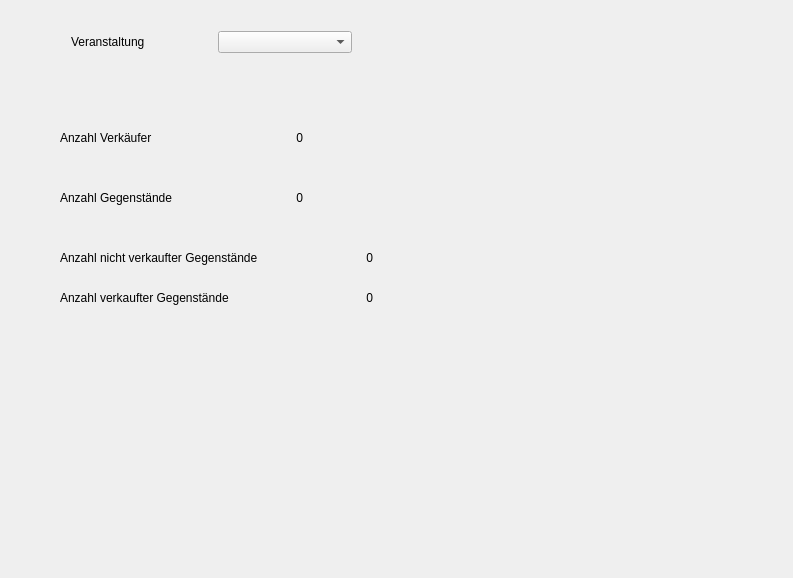
Old version of the form iBasar/eventstatuswidget.ui in the repository hoihrig/iBasar.
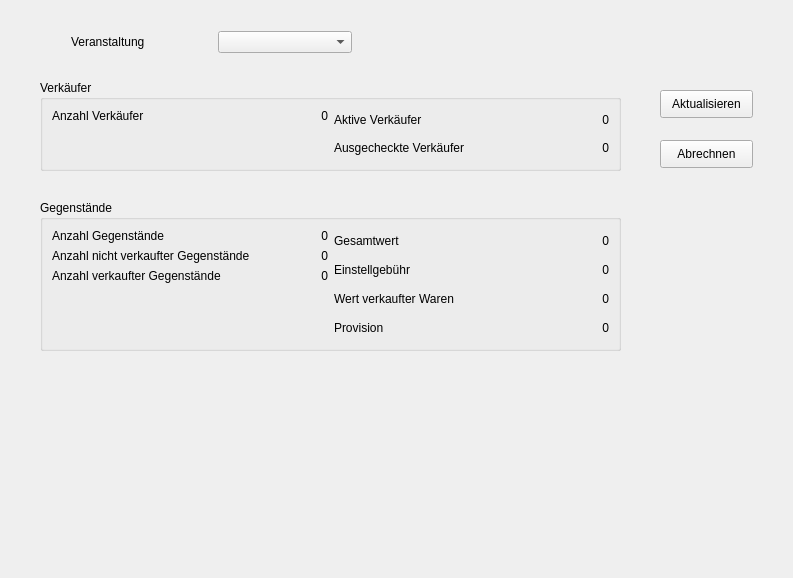
New version of the form.

Commit message: Added fields in EventStatusWidget

The edit to the form file:
```diff
--- a/iBasar/eventstatuswidget.ui
+++ b/iBasar/eventstatuswidget.ui
@@ -13,123 +13,7 @@
   <property name="windowTitle">
    <string>Form</string>
   </property>
-  <widget class="QLabel" name="numbersellerlabel">
-   <property name="geometry">
-    <rect>
-     <x>60</x>
-     <y>130</y>
-     <width>111</width>
-     <height>16</height>
-    </rect>
-   </property>
-   <property name="text">
-    <string>Anzahl Verkäufer</string>
-   </property>
-  </widget>
-  <widget class="QLabel" name="numberItemslabel">
-   <property name="geometry">
-    <rect>
-     <x>60</x>
-     <y>190</y>
-     <width>131</width>
-     <height>16</height>
-    </rect>
-   </property>
-   <property name="text">
-    <string>Anzahl Gegenstände</string>
-   </property>
-  </widget>
-  <widget class="QLabel" name="numbersellersresultlabel">
-   <property name="geometry">
-    <rect>
-     <x>250</x>
-     <y>130</y>
-     <width>53</width>
-     <height>16</height>
-    </rect>
-   </property>
-   <property name="text">
-    <string>0</string>
-   </property>
-   <property name="alignment">
-    <set>Qt::AlignRight|Qt::AlignTrailing|Qt::AlignVCenter</set>
-   </property>
-  </widget>
-  <widget class="QLabel" name="numberitemsresultlabel">
-   <property name="geometry">
-    <rect>
-     <x>250</x>
-     <y>190</y>
-     <width>53</width>
-     <height>16</height>
-    </rect>
-   </property>
-   <property name="text">
-    <string>0</string>
-   </property>
-   <property name="alignment">
-    <set>Qt::AlignRight|Qt::AlignTrailing|Qt::AlignVCenter</set>
-   </property>
-  </widget>
-  <widget class="QLabel" name="numberunsolditemslabel">
-   <property name="geometry">
-    <rect>
-     <x>60</x>
-     <y>250</y>
-     <width>221</width>
-     <height>16</height>
-    </rect>
-   </property>
-   <property name="text">
-    <string>Anzahl nicht verkaufter Gegenstände</string>
-   </property>
-  </widget>
-  <widget class="QLabel" name="numbersolditemslabel">
-   <property name="geometry">
-    <rect>
-     <x>60</x>
-     <y>290</y>
-     <width>211</width>
-     <height>16</height>
-    </rect>
-   </property>
-   <property name="text">
-    <string>Anzahl verkaufter Gegenstände</string>
-   </property>
-  </widget>
-  <widget class="QLabel" name="numberunsolditemsresultlabel">
-   <property name="geometry">
-    <rect>
-     <x>320</x>
-     <y>250</y>
-     <width>53</width>
-     <height>16</height>
-    </rect>
-   </property>
-   <property name="text">
-    <string>0</string>
-   </property>
-   <property name="alignment">
-    <set>Qt::AlignRight|Qt::AlignTrailing|Qt::AlignVCenter</set>
-   </property>
-  </widget>
-  <widget class="QLabel" name="numbersolditemsresultlabel">
-   <property name="geometry">
-    <rect>
-     <x>320</x>
-     <y>290</y>
-     <width>53</width>
-     <height>16</height>
-    </rect>
-   </property>
-   <property name="text">
-    <string>0</string>
-   </property>
-   <property name="alignment">
-    <set>Qt::AlignRight|Qt::AlignTrailing|Qt::AlignVCenter</set>
-   </property>
-  </widget>
-  <widget class="QWidget" name="">
+  <widget class="QWidget" name="layoutWidget">
    <property name="geometry">
     <rect>
      <x>71</x>
@@ -164,6 +48,326 @@
     </item>
    </layout>
   </widget>
+  <widget class="QGroupBox" name="itemgroupbox">
+   <property name="geometry">
+    <rect>
+     <x>40</x>
+     <y>200</y>
+     <width>581</width>
+     <height>151</height>
+    </rect>
+   </property>
+   <property name="title">
+    <string>Gegenstände</string>
+   </property>
+   <layout class="QVBoxLayout" name="verticalLayout_6">
+    <item>
+     <layout class="QHBoxLayout" name="horizontalLayout_13">
+      <item>
+       <layout class="QVBoxLayout" name="verticalLayout_5">
+        <item>
+         <layout class="QVBoxLayout" name="verticalLayout_3">
+          <item>
+           <layout class="QHBoxLayout" name="horizontalLayout_6">
+            <item>
+             <widget class="QLabel" name="numberItemslabel">
+              <property name="text">
+               <string>Anzahl Gegenstände</string>
+              </property>
+             </widget>
+            </item>
+            <item>
+             <widget class="QLabel" name="numberitemsresultlabel">
+              <property name="text">
+               <string>0</string>
+              </property>
+              <property name="alignment">
+               <set>Qt::AlignRight|Qt::AlignTrailing|Qt::AlignVCenter</set>
+              </property>
+             </widget>
+            </item>
+           </layout>
+          </item>
+          <item>
+           <layout class="QHBoxLayout" name="horizontalLayout_7">
+            <item>
+             <widget class="QLabel" name="numberunsolditemslabel">
+              <property name="text">
+               <string>Anzahl nicht verkaufter Gegenstände</string>
+              </property>
+             </widget>
+            </item>
+            <item>
+             <widget class="QLabel" name="numberunsolditemsresultlabel">
+              <property name="text">
+               <string>0</string>
+              </property>
+              <property name="alignment">
+               <set>Qt::AlignRight|Qt::AlignTrailing|Qt::AlignVCenter</set>
+              </property>
+             </widget>
+            </item>
+           </layout>
+          </item>
+          <item>
+           <layout class="QHBoxLayout" name="horizontalLayout_8">
+            <item>
+             <widget class="QLabel" name="numbersolditemslabel">
+              <property name="text">
+               <string>Anzahl verkaufter Gegenstände</string>
+              </property>
+             </widget>
+            </item>
+            <item>
+             <widget class="QLabel" name="numbersolditemsresultlabel">
+              <property name="text">
+               <string>0</string>
+              </property>
+              <property name="alignment">
+               <set>Qt::AlignRight|Qt::AlignTrailing|Qt::AlignVCenter</set>
+              </property>
+             </widget>
+            </item>
+           </layout>
+          </item>
+         </layout>
+        </item>
+        <item>
+         <spacer name="verticalSpacer_2">
+          <property name="orientation">
+           <enum>Qt::Vertical</enum>
+          </property>
+          <property name="sizeHint" stdset="0">
+           <size>
+            <width>20</width>
+            <height>18</height>
+           </size>
+          </property>
+         </spacer>
+        </item>
+       </layout>
+      </item>
+      <item>
+       <layout class="QVBoxLayout" name="verticalLayout_4">
+        <item>
+         <layout class="QHBoxLayout" name="horizontalLayout_9">
+          <item>
+           <widget class="QLabel" name="totalvaluelabel">
+            <property name="text">
+             <string>Gesamtwert</string>
+            </property>
+           </widget>
+          </item>
+          <item>
+           <widget class="QLabel" name="totalvalueresultlabel">
+            <property name="text">
+             <string>0</string>
+            </property>
+            <property name="alignment">
+             <set>Qt::AlignRight|Qt::AlignTrailing|Qt::AlignVCenter</set>
+            </property>
+           </widget>
+          </item>
+         </layout>
+        </item>
+        <item>
+         <layout class="QHBoxLayout" name="horizontalLayout_10">
+          <item>
+           <widget class="QLabel" name="totalnotsoldlabel">
+            <property name="text">
+             <string>Einstellgebühr</string>
+            </property>
+           </widget>
+          </item>
+          <item>
+           <widget class="QLabel" name="totalnotsoldresultlabel">
+            <property name="text">
+             <string>0</string>
+            </property>
+            <property name="alignment">
+             <set>Qt::AlignRight|Qt::AlignTrailing|Qt::AlignVCenter</set>
+            </property>
+           </widget>
+          </item>
+         </layout>
+        </item>
+        <item>
+         <layout class="QHBoxLayout" name="horizontalLayout_11">
+          <item>
+           <widget class="QLabel" name="totalsoldlabel">
+            <property name="text">
+             <string>Wert verkaufter Waren</string>
+            </property>
+           </widget>
+          </item>
+          <item>
+           <widget class="QLabel" name="totalsoldresultlabel">
+            <property name="text">
+             <string>0</string>
+            </property>
+            <property name="alignment">
+             <set>Qt::AlignRight|Qt::AlignTrailing|Qt::AlignVCenter</set>
+            </property>
+           </widget>
+          </item>
+         </layout>
+        </item>
+        <item>
+         <layout class="QHBoxLayout" name="horizontalLayout_12">
+          <item>
+           <widget class="QLabel" name="totalprovisionlabel">
+            <property name="text">
+             <string>Provision</string>
+            </property>
+           </widget>
+          </item>
+          <item>
+           <widget class="QLabel" name="totalprovisionresultlabel">
+            <property name="text">
+             <string>0</string>
+            </property>
+            <property name="alignment">
+             <set>Qt::AlignRight|Qt::AlignTrailing|Qt::AlignVCenter</set>
+            </property>
+           </widget>
+          </item>
+         </layout>
+        </item>
+       </layout>
+      </item>
+     </layout>
+    </item>
+   </layout>
+  </widget>
+  <widget class="QGroupBox" name="sellergroupBox">
+   <property name="geometry">
+    <rect>
+     <x>40</x>
+     <y>80</y>
+     <width>581</width>
+     <height>91</height>
+    </rect>
+   </property>
+   <property name="title">
+    <string>Verkäufer</string>
+   </property>
+   <layout class="QVBoxLayout" name="verticalLayout_7">
+    <item>
+     <layout class="QHBoxLayout" name="horizontalLayout_5">
+      <item>
+       <layout class="QVBoxLayout" name="verticalLayout_2">
+        <item>
+         <layout class="QHBoxLayout" name="horizontalLayout_4">
+          <item>
+           <widget class="QLabel" name="numbersellerlabel">
+            <property name="text">
+             <string>Anzahl Verkäufer</string>
+            </property>
+           </widget>
+          </item>
+          <item>
+           <widget class="QLabel" name="numbersellersresultlabel">
+            <property name="text">
+             <string>0</string>
+            </property>
+            <property name="alignment">
+             <set>Qt::AlignRight|Qt::AlignTrailing|Qt::AlignVCenter</set>
+            </property>
+           </widget>
+          </item>
+         </layout>
+        </item>
+        <item>
+         <spacer name="verticalSpacer">
+          <property name="orientation">
+           <enum>Qt::Vertical</enum>
+          </property>
+          <property name="sizeHint" stdset="0">
+           <size>
+            <width>20</width>
+            <height>18</height>
+           </size>
+          </property>
+         </spacer>
+        </item>
+       </layout>
+      </item>
+      <item>
+       <layout class="QVBoxLayout" name="verticalLayout">
+        <item>
+         <layout class="QHBoxLayout" name="horizontalLayout_2">
+          <item>
+           <widget class="QLabel" name="selleractivelabel">
+            <property name="text">
+             <string>Aktive Verkäufer</string>
+            </property>
+           </widget>
+          </item>
+          <item>
+           <widget class="QLabel" name="selleractiveresultlabel">
+            <property name="text">
+             <string>0</string>
+            </property>
+            <property name="alignment">
+             <set>Qt::AlignRight|Qt::AlignTrailing|Qt::AlignVCenter</set>
+            </property>
+           </widget>
+          </item>
+         </layout>
+        </item>
+        <item>
+         <layout class="QHBoxLayout" name="horizontalLayout_3">
+          <item>
+           <widget class="QLabel" name="sellercheckedoutlabel">
+            <property name="text">
+             <string>Ausgecheckte Verkäufer</string>
+            </property>
+           </widget>
+          </item>
+          <item>
+           <widget class="QLabel" name="sellercheckedoutresultlabel">
+            <property name="text">
+             <string>0</string>
+            </property>
+            <property name="alignment">
+             <set>Qt::AlignRight|Qt::AlignTrailing|Qt::AlignVCenter</set>
+            </property>
+           </widget>
+          </item>
+         </layout>
+        </item>
+       </layout>
+      </item>
+     </layout>
+    </item>
+   </layout>
+  </widget>
+  <widget class="QPushButton" name="pushButton">
+   <property name="geometry">
+    <rect>
+     <x>660</x>
+     <y>140</y>
+     <width>93</width>
+     <height>28</height>
+    </rect>
+   </property>
+   <property name="text">
+    <string>Abrechnen</string>
+   </property>
+  </widget>
+  <widget class="QPushButton" name="refreshpushbutton">
+   <property name="geometry">
+    <rect>
+     <x>660</x>
+     <y>90</y>
+     <width>93</width>
+     <height>28</height>
+    </rect>
+   </property>
+   <property name="text">
+    <string>Aktualisieren</string>
+   </property>
+  </widget>
  </widget>
  <resources/>
  <connections/>
```
